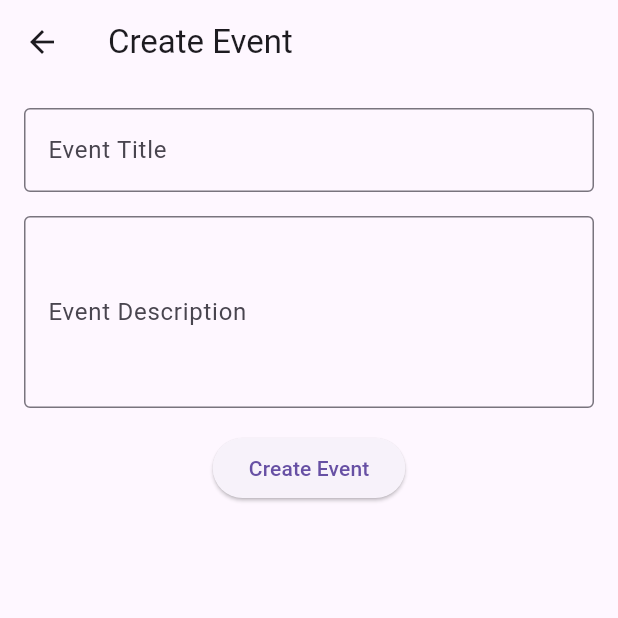
After one commit to luisghdez/vibra_app, a Flutter app: the screen it shows after launch, item 3 of the bottom bar chosen, after a tap on "Add Event", on a phone screen of 412 x 824 dp, the top half of it. The commit adds this screen. Run offline on Flutter 3.47's test engine with Material 3 defaults, Android fonts, the phone set to English and light mode, and no system bars.

Commit message:
app skeleton

```diff
--- a/lib/main.dart
+++ b/lib/main.dart
@@ -1,6 +1,7 @@
 // lib/main.dart
 import 'package:flutter/material.dart';
 import 'package:provider/provider.dart';
+import 'package:vibra_app/screens/messaging/messaging_screen.dart';
 import 'providers/navigation_provider.dart';
 import 'screens/home/home_screen.dart';
 import 'screens/search/search_screen.dart';
@@ -42,6 +43,7 @@ class MainScreen extends StatelessWidget {
         children: const [
           HomeScreen(),
           SearchScreen(),
+          MessagingScreen(),
           ProfileScreen(),
         ],
       ),
--- /dev/null
+++ b/lib/screens/add_event/add_event_screen.dart
@@ -0,0 +1,46 @@
+import 'package:flutter/material.dart';
+
+class AddEventScreen extends StatelessWidget {
+  const AddEventScreen({Key? key}) : super(key: key);
+
+  @override
+  Widget build(BuildContext context) {
+    // Layout for creating a new event
+    return Scaffold(
+      appBar: AppBar(
+        title: const Text('Create Event'),
+      ),
+      body: Padding(
+        padding: const EdgeInsets.all(16.0),
+        child: Column(
+          children: [
+            const TextField(
+              decoration: InputDecoration(
+                labelText: 'Event Title',
+                border: OutlineInputBorder(),
+              ),
+            ),
+            const SizedBox(height: 16),
+            const TextField(
+              decoration: InputDecoration(
+                labelText: 'Event Description',
+                border: OutlineInputBorder(),
+              ),
+              maxLines: 4,
+            ),
+            const SizedBox(height: 16),
+            ElevatedButton(
+              onPressed: () {
+                // Handle event creation logic
+                ScaffoldMessenger.of(context).showSnackBar(
+                  const SnackBar(content: Text('Event Created')),
+                );
+              },
+              child: const Text('Create Event'),
+            ),
+          ],
+        ),
+      ),
+    );
+  }
+}
--- /dev/null
+++ b/lib/screens/messaging/components/messaging_header.dart
@@ -0,0 +1,17 @@
+import 'package:flutter/material.dart';
+
+class MessagingHeader extends StatelessWidget {
+  const MessagingHeader({Key? key}) : super(key: key);
+
+  @override
+  Widget build(BuildContext context) {
+    // Example header for Messaging
+    return Container(
+      padding: const EdgeInsets.all(16),
+      child: const Text(
+        'Your Conversations',
+        style: TextStyle(fontSize: 24, fontWeight: FontWeight.bold),
+      ),
+    );
+  }
+}
--- /dev/null
+++ b/lib/screens/messaging/messaging_screen.dart
@@ -0,0 +1,25 @@
+import 'package:flutter/material.dart';
+import 'components/messaging_header.dart';
+import 'widgets/messaging_widget.dart';
+
+class MessagingScreen extends StatelessWidget {
+  const MessagingScreen({Key? key}) : super(key: key);
+
+  @override
+  Widget build(BuildContext context) {
+    // Main layout of the Messaging Screen
+    return Scaffold(
+      appBar: AppBar(
+        title: const Text('Messaging'),
+      ),
+      body: const Column(
+        children: [
+          MessagingHeader(),
+          Expanded(
+            child: MessagingWidget(),
+          ),
+        ],
+      ),
+    );
+  }
+}
--- /dev/null
+++ b/lib/screens/messaging/widgets/messaging_widget.dart
@@ -0,0 +1,39 @@
+import 'package:flutter/material.dart';
+
+class MessagingWidget extends StatelessWidget {
+  const MessagingWidget({Key? key}) : super(key: key);
+
+  // Example list of conversations
+  final List<Map<String, String>> conversations = const [
+    {'name': 'Alice', 'lastMessage': 'Hey there!'},
+    {'name': 'Bob', 'lastMessage': 'Let\'s catch up later.'},
+    {'name': 'Charlie', 'lastMessage': 'Check out this link.'},
+  ];
+
+  @override
+  Widget build(BuildContext context) {
+    return ListView.separated(
+      padding: const EdgeInsets.symmetric(horizontal: 16, vertical: 8),
+      itemCount: conversations.length,
+      separatorBuilder: (context, index) => const Divider(),
+      itemBuilder: (context, index) {
+        final convo = conversations[index];
+        return ListTile(
+          leading: CircleAvatar(
+            child: Text(convo['name']![0]),
+          ),
+          title: Text(convo['name']!),
+          subtitle: Text(convo['lastMessage']!),
+          trailing: const Icon(Icons.arrow_forward_ios, size: 16),
+          onTap: () {
+            // Handle conversation tap, e.g., navigate to chat detail
+            ScaffoldMessenger.of(context).showSnackBar(
+              SnackBar(
+                  content: Text('Opening conversation with ${convo['name']}')),
+            );
+          },
+        );
+      },
+    );
+  }
+}
--- a/lib/widgets/bottom_nav_bar.dart
+++ b/lib/widgets/bottom_nav_bar.dart
@@ -1,18 +1,93 @@
-// lib/widgets/bottom_navbar.dart
 import 'package:flutter/material.dart';
 import 'package:provider/provider.dart';
 import '../providers/navigation_provider.dart';
 import '../utils/constants.dart';
+import '../screens/add_event/add_event_screen.dart';
+import '../screens/add_post/add_post_screen.dart';
 
 class BottomNavbar extends StatelessWidget {
   const BottomNavbar({Key? key}) : super(key: key);
 
+  void _showAddOptions(BuildContext context) {
+    showModalBottomSheet(
+      context: context,
+      builder: (ctx) {
+        return SafeArea(
+          child: Wrap(
+            children: [
+              ListTile(
+                leading: const Icon(Icons.event),
+                title: const Text('Add Event'),
+                onTap: () {
+                  Navigator.of(ctx).pop(); // Close the modal
+                  Navigator.of(context).push(
+                    MaterialPageRoute(
+                      builder: (context) => const AddEventScreen(),
+                    ),
+                  );
+                },
+              ),
+              ListTile(
+                leading: const Icon(Icons.post_add),
+                title: const Text('Add Post'),
+                onTap: () {
+                  Navigator.of(ctx).pop(); // Close the modal
+                  Navigator.of(context).push(
+                    MaterialPageRoute(
+                      builder: (context) => const AddPostScreen(),
+                    ),
+                  );
+                },
+              ),
+            ],
+          ),
+        );
+      },
+    );
+  }
+
+  /// Maps the provider's currentIndex to the BottomNavigationBar's index.
+  int _mapProviderIndexToBottomNav(int providerIndex) {
+    if (providerIndex <= 1) {
+      return providerIndex;
+    } else {
+      // For indices after the 'Add' button, increment by 1
+      return providerIndex + 1;
+    }
+  }
+
+  /// Maps the BottomNavigationBar's index to the provider's currentIndex.
+  int? _mapBottomNavToProviderIndex(int bottomNavIndex) {
+    if (bottomNavIndex <= 1) {
+      return bottomNavIndex;
+    } else if (bottomNavIndex == 2) {
+      // 'Add' button does not map to a provider index
+      return null;
+    } else {
+      // For indices after the 'Add' button, decrement by 1
+      return bottomNavIndex - 1;
+    }
+  }
+
   @override
   Widget build(BuildContext context) {
     final navigationProvider = Provider.of<NavigationProvider>(context);
+    int currentIndex =
+        _mapProviderIndexToBottomNav(navigationProvider.currentIndex);
+
     return BottomNavigationBar(
-      currentIndex: navigationProvider.currentIndex,
-      onTap: (index) => navigationProvider.updateIndex(index),
+      currentIndex: currentIndex,
+      onTap: (index) {
+        if (index == 2) {
+          // 'Add' button tapped
+          _showAddOptions(context);
+        } else {
+          final newIndex = _mapBottomNavToProviderIndex(index);
+          if (newIndex != null) {
+            navigationProvider.updateIndex(newIndex);
+          }
+        }
+      },
       items: const [
         BottomNavigationBarItem(
           icon: Icon(Icons.home),
@@ -23,11 +98,19 @@ class BottomNavbar extends StatelessWidget {
           label: Constants.search,
         ),
         BottomNavigationBarItem(
+          icon: Icon(Icons.add_circle, size: 36), // Larger icon for 'Add'
+          label: '', // No label for 'Add'
+        ),
+        BottomNavigationBarItem(
+          icon: Icon(Icons.message),
+          label: Constants.messaging,
+        ),
+        BottomNavigationBarItem(
           icon: Icon(Icons.person),
           label: Constants.profile,
         ),
       ],
-      selectedItemColor: Colors.blue,
+      selectedItemColor: Constants.primaryColor,
       unselectedItemColor: Colors.grey,
       showUnselectedLabels: true,
       type: BottomNavigationBarType.fixed,
```
Also changed, not shown: lib/screens/add_post/add_post_screen.dart (added, +46 -0 lines), lib/utils/constants.dart (+6 -1 lines).
